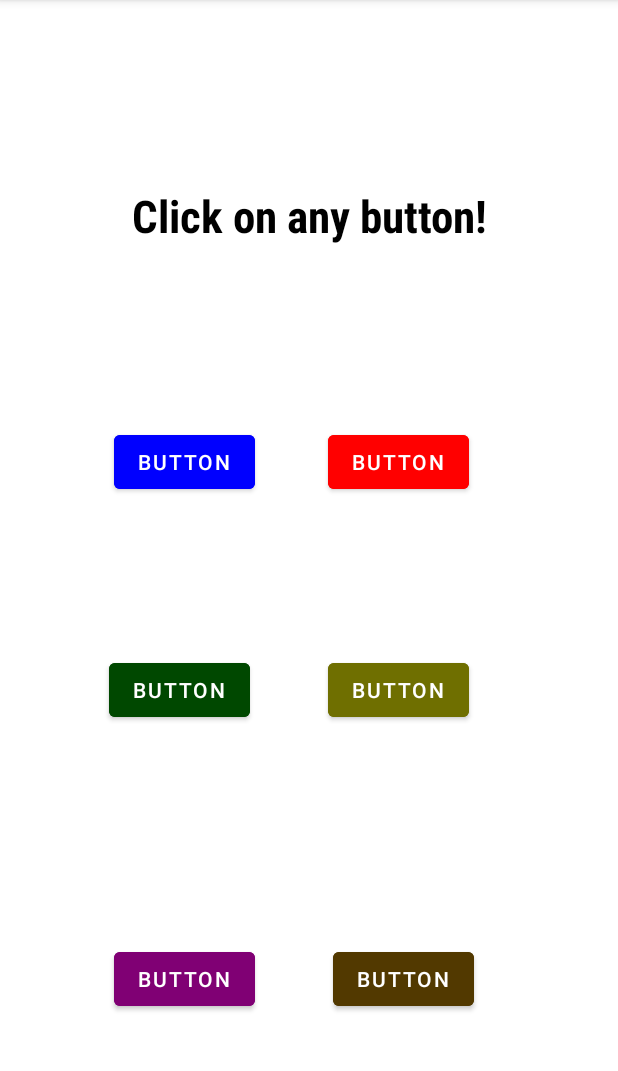
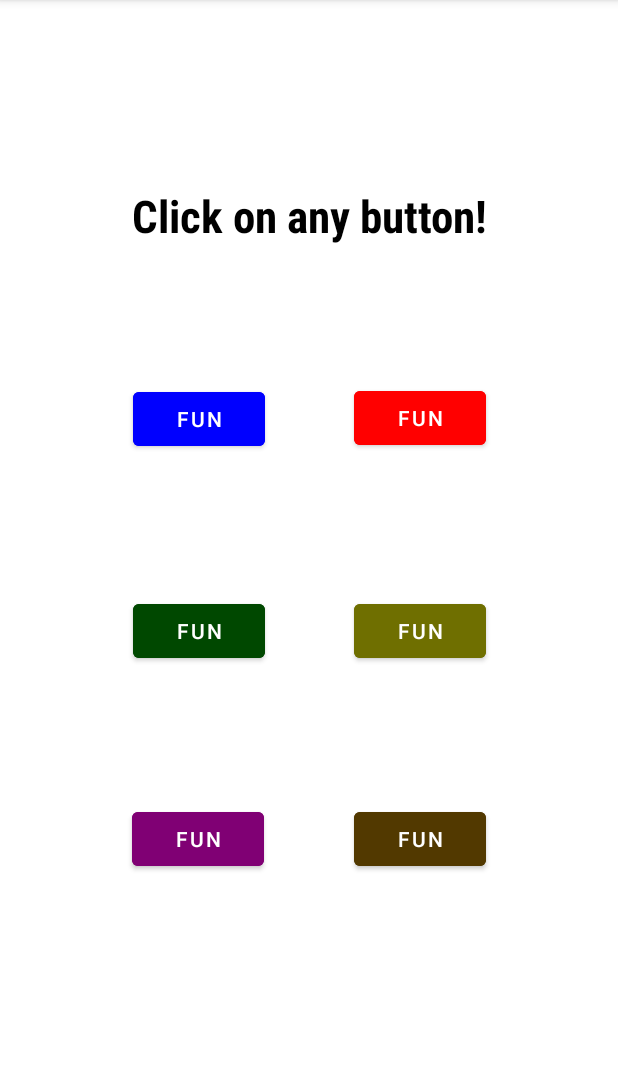
Before and after one commit to Jfecoren/AS_FirstApp, an Android app: the screen it shows after launch (MainActivity), on a phone screen of 412 x 824 dp, the part 84-1155 px from its top. Run offline under Robolectric (Android 15) with nearby library versions, the phone set to English and light mode, and no system bars.

Commit message:
visual interface updated

```diff
--- a/app/src/main/res/layout/activity_main.xml
+++ b/app/src/main/res/layout/activity_main.xml
@@ -25,87 +25,86 @@
         android:id="@+id/button"
         android:layout_width="wrap_content"
         android:layout_height="wrap_content"
-        android:layout_marginTop="284dp"
         android:backgroundTint="@color/button_background_color"
         android:onClick="playSound"
         android:text="@string/sounds"
-        app:layout_constraintBottom_toTopOf="@+id/button4"
-        app:layout_constraintEnd_toStartOf="@+id/button2"
-        app:layout_constraintHorizontal_bias="0.609"
+        app:layout_constraintBottom_toBottomOf="parent"
+        app:layout_constraintEnd_toEndOf="parent"
+        app:layout_constraintHorizontal_bias="0.273"
         app:layout_constraintStart_toStartOf="parent"
         app:layout_constraintTop_toTopOf="parent"
-        app:layout_constraintVertical_bias="0.0" />
+        app:layout_constraintVertical_bias="0.355" />
 
     <Button
         android:id="@+id/button2"
         android:layout_width="wrap_content"
         android:layout_height="wrap_content"
-        android:layout_marginTop="284dp"
         android:backgroundTint="@color/button2_background_color"
         android:onClick="playSound2"
         android:text="@string/sounds"
-        app:layout_constraintBottom_toTopOf="@+id/button5"
+        app:layout_constraintBottom_toBottomOf="parent"
         app:layout_constraintEnd_toEndOf="parent"
-        app:layout_constraintHorizontal_bias="0.688"
+        app:layout_constraintHorizontal_bias="0.729"
         app:layout_constraintStart_toStartOf="parent"
         app:layout_constraintTop_toTopOf="parent"
-        app:layout_constraintVertical_bias="0.0" />
+        app:layout_constraintVertical_bias="0.354" />
 
     <Button
         android:id="@+id/button4"
         android:layout_width="wrap_content"
         android:layout_height="wrap_content"
-        android:layout_marginTop="436dp"
-        android:layout_marginEnd="52dp"
         android:backgroundTint="@color/button4_background_color"
         android:onClick="playSound4"
         android:text="@string/sounds"
-        app:layout_constraintEnd_toStartOf="@+id/button5"
-        app:layout_constraintHorizontal_bias="1.0"
+        app:layout_constraintBottom_toBottomOf="parent"
+        app:layout_constraintEnd_toEndOf="parent"
+        app:layout_constraintHorizontal_bias="0.273"
         app:layout_constraintStart_toStartOf="parent"
-        app:layout_constraintTop_toTopOf="parent" />
+        app:layout_constraintTop_toBottomOf="@+id/button"
+        app:layout_constraintVertical_bias="0.224" />
 
     <Button
         android:id="@+id/button5"
         android:layout_width="wrap_content"
         android:layout_height="wrap_content"
-        android:layout_marginTop="436dp"
         android:backgroundTint="@color/button5_background_color"
         android:onClick="playSound5"
         android:text="@string/sounds"
+        app:layout_constraintBottom_toBottomOf="parent"
         app:layout_constraintEnd_toEndOf="parent"
-        app:layout_constraintHorizontal_bias="0.688"
+        app:layout_constraintHorizontal_bias="0.729"
         app:layout_constraintStart_toStartOf="parent"
-        app:layout_constraintTop_toTopOf="parent" />
+        app:layout_constraintTop_toBottomOf="@+id/button2"
+        app:layout_constraintVertical_bias="0.226" />
 
     <Button
         android:id="@+id/button6"
         android:layout_width="wrap_content"
         android:layout_height="wrap_content"
-        android:layout_marginEnd="52dp"
         android:layout_marginBottom="56dp"
         android:backgroundTint="@color/button6_background_color"
         android:onClick="playSound6"
         android:text="@string/sounds"
         app:layout_constraintBottom_toBottomOf="parent"
-        app:layout_constraintEnd_toStartOf="@+id/button7"
-        app:layout_constraintHorizontal_bias="1.0"
+        app:layout_constraintEnd_toEndOf="parent"
+        app:layout_constraintHorizontal_bias="0.272"
         app:layout_constraintStart_toStartOf="parent"
         app:layout_constraintTop_toBottomOf="@+id/button4"
-        app:layout_constraintVertical_bias="0.803" />
+        app:layout_constraintVertical_bias="0.414" />
 
     <Button
         android:id="@+id/button7"
         android:layout_width="wrap_content"
         android:layout_height="wrap_content"
-        android:layout_marginEnd="96dp"
         android:layout_marginBottom="56dp"
         android:backgroundTint="@color/button3_background_color"
         android:onClick="playSound3"
         android:text="@string/sounds"
         app:layout_constraintBottom_toBottomOf="parent"
         app:layout_constraintEnd_toEndOf="parent"
+        app:layout_constraintHorizontal_bias="0.729"
+        app:layout_constraintStart_toStartOf="parent"
         app:layout_constraintTop_toBottomOf="@+id/button5"
-        app:layout_constraintVertical_bias="0.803" />
+        app:layout_constraintVertical_bias="0.414" />
 
 </androidx.constraintlayout.widget.ConstraintLayout>
--- a/app/src/main/res/values/strings.xml
+++ b/app/src/main/res/values/strings.xml
@@ -3,5 +3,5 @@
 
     <string name="title">Click on any button!</string>
 
-    <string name="sounds">button</string>
+    <string name="sounds">fun</string>
 </resources>
```
